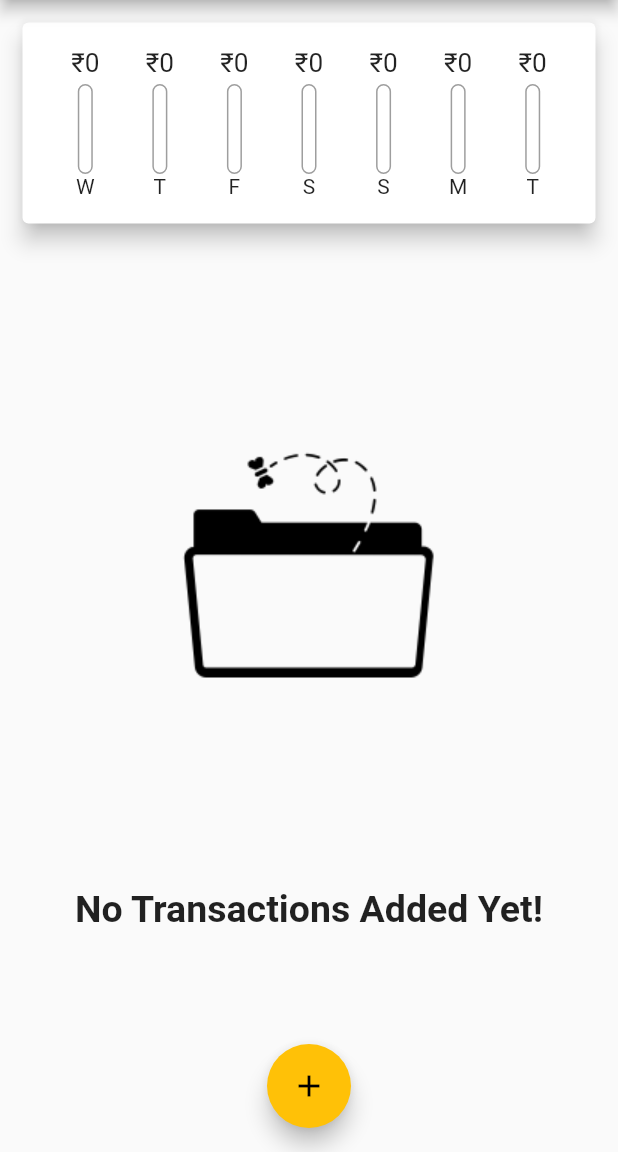
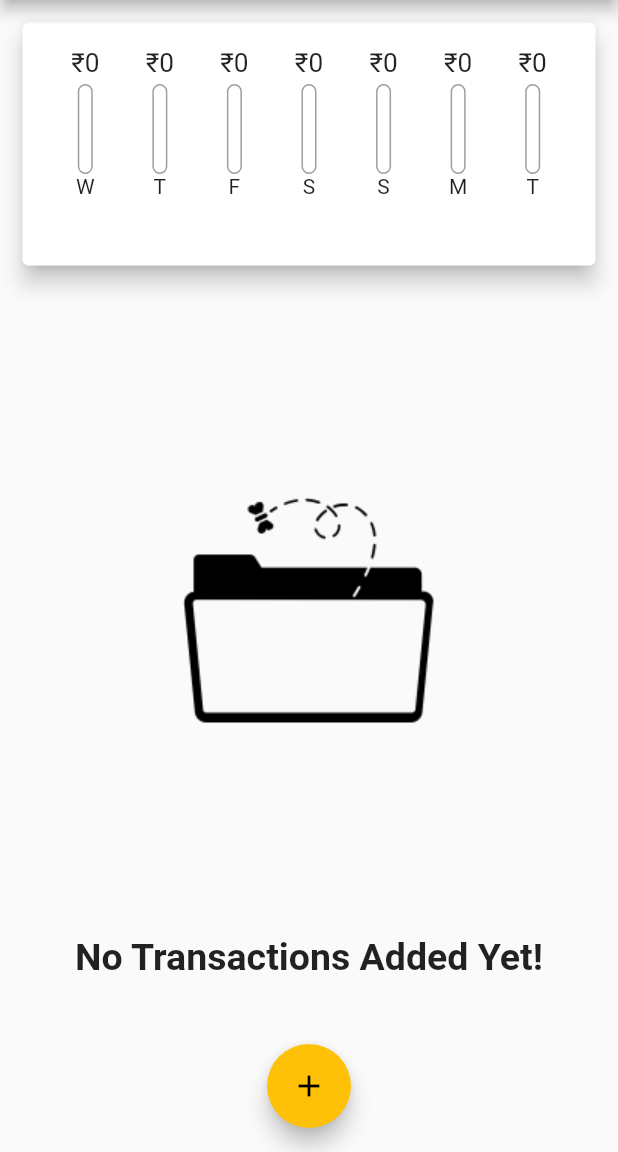
Before and after one commit to Shaikhshake/playground, a Flutter app: the screen it shows after launch, on a phone screen of 412 x 824 dp, the part 84-1236 px from its top. Run offline on Flutter 3.47's test engine with Material 2 defaults, Android fonts, the phone set to English and light mode, and no system bars.

Commit message:
Made the home's height dynamically calculable

```diff
--- a/expense_app/lib/main.dart
+++ b/expense_app/lib/main.dart
@@ -67,32 +67,32 @@ class _ExpenseAppState extends State<ExpenseApp> {
 
   @override
   Widget build(BuildContext context) {
-    return Scaffold(
-      appBar: AppBar(
+    final appBar = AppBar(
       title: Text("Expense Report"),
       actions: [
         IconButton(
             onPressed: () => _startAddingNewTransaction(context),
             icon: Icon(Icons.add))
       ],
-      ),
-      body: Column(
+    );
+    return Scaffold(
+      appBar: appBar,
+      body: SingleChildScrollView(
+        child: Column(
           mainAxisAlignment: MainAxisAlignment.start,
           children: [
-          // Container(
-          //     //For card
-          //     width: double.infinity,
-          //     child: Container(
-          //       margin: EdgeInsets.only(top: 5),
-          //       child: Card(
-          //         color: Theme.of(context).primaryColor,
-          //         elevation: 10,
-          //         child: Text("Card Placeholder"),
-          //       ),
-          //     )),
-          Chart(transactions),
-          TransactionList(transactions, _deleteTransactions), // for Input and Display parts
+            Container(
+                height: (MediaQuery.of(context).size.height -
+                    appBar.preferredSize.height - MediaQuery.of(context).padding.top)* 0.25,
+                child: Chart(transactions)),
+            Container(
+              height: (MediaQuery.of(context).size.height -
+                    appBar.preferredSize.height -MediaQuery.of(context).padding.top)* 0.75,
+              child: TransactionList(transactions,
+                  _deleteTransactions),
+            ), // for Input and Display parts
           ],
+        ),
       ),
       floatingActionButton: FloatingActionButton(
         onPressed: () => _startAddingNewTransaction(context),
--- a/expense_app/lib/widgets/chart.dart
+++ b/expense_app/lib/widgets/chart.dart
@@ -36,7 +36,9 @@ class Chart extends StatelessWidget {
 
   @override
   Widget build(BuildContext context) {
-    return Card(
+    return Container(
+      height: MediaQuery.of(context).size.height * 0.4,
+      child: Card(
         elevation: 6,
         margin: EdgeInsets.all(15),
         child: Container(
@@ -56,6 +58,7 @@ class Chart extends StatelessWidget {
             }).toList(),
           ),
         ),
+      ),
     );
   }
 }
--- a/expense_app/lib/widgets/chart_bar.dart
+++ b/expense_app/lib/widgets/chart_bar.dart
@@ -23,7 +23,6 @@ class ChartBar extends StatelessWidget {
             child: Stack(
               children: [
                 // ordering of stack is reversed, i.e LIFO
-
                 Container(
                   decoration: BoxDecoration(
                       border: Border.all(color: Colors.grey, width: 1.0),
--- a/expense_app/lib/widgets/new_transaction.dart
+++ b/expense_app/lib/widgets/new_transaction.dart
@@ -53,9 +53,11 @@ class _NewTransactionState extends State<NewTransaction> {
           Container(
             //height: 70,
             //padding: EdgeInsets.only(left: 7),
-            child: Row(children: [
+            child: Row(
+              mainAxisAlignment: MainAxisAlignment.spaceBetween,
+              children: [
               Text(DateFormat.yMd().format(_selectedDate)),
-              SizedBox(width: 183.2,),
+              //SizedBox(width: 183.2,),
               TextButton(
                   onPressed: _presentDatePicker,
                   child: Text(
@@ -70,7 +72,7 @@ class _NewTransactionState extends State<NewTransaction> {
               /// above class
               widget.addNewTx(
                   titleController.text, double.parse(amountController.text), _selectedDate);
-              Navigator.of(context).pop();
+              Navigator.of(context).pop();  //?? What is this?
             },
             child: Text(
               "Add Transaction",
--- a/expense_app/lib/widgets/transaction_list.dart
+++ b/expense_app/lib/widgets/transaction_list.dart
@@ -12,18 +12,7 @@ class TransactionList extends StatelessWidget {
   @override
   Widget build(BuildContext context) {
     return Container(
-      height: 570,
-
-      /// THE RECOMMENDED LISTVIEW.BUILDER METHOD DOESN'T WORK!!!!!!
-      /// this is error generated
-      /// lib/widgets/transaction_list.dart:16:42: Error: A value of type 'Set<Card>' can't be returned from a
-      // function with return type 'Widget?'.
-      //  - 'Set' is from 'dart:core'.
-      //  - 'Card' is from 'package:flutter/src/material/card.dart'
-      //  ('../../flutter/packages/flutter/lib/src/material/card.dart').
-      //  - 'Widget' is from 'package:flutter/src/widgets/framework.dart'
-      //  ('../../flutter/packages/flutter/lib/src/widgets/framework.dart').
-      //         itemBuilder: (context, index) => {
+      // height: (MediaQuery.of(context).size.height * 0.6),
       child: transactions.isEmpty
           ? Column(
             mainAxisAlignment: MainAxisAlignment.spaceEvenly,
@@ -37,53 +26,6 @@ class TransactionList extends StatelessWidget {
             )
           : ListView(
               children: transactions.map((tx) {
-                // return Card(
-                //     child: Row(
-                //   children: [
-                //     Container(
-                //       margin: EdgeInsets.symmetric(vertical: 5, horizontal: 15),
-                //       // decoration: BoxDecoration(
-                //       //     border: Border.all(color: Theme.of(context).primaryColor, width: 2)),
-                //       padding: EdgeInsets.all(8.6),
-                //       child: Text(
-                //         "${tx.amount.toStringAsFixed(2)}",
-                //         style: TextStyle(
-                //             fontWeight: FontWeight.bold,
-                //             fontSize: 22,
-                //             color: Color.fromARGB(255, 74, 58, 71)),
-                //       ),
-                //     ),
-                //     Column(
-                //       crossAxisAlignment: CrossAxisAlignment.start,
-                //       children: [
-                //         Container(
-                //           // margin: EdgeInsets.symmetric(vertical: 10, horizontal: 15),
-                //           // padding: EdgeInsets.all(10),
-                //           // decoration: BoxDecoration(border: Border.all(color: Colors.black)),
-
-                //           child: Text(
-                //             tx.title,
-                //             style: TextStyle(
-                //                 color: Color.fromARGB(255, 112, 164, 232),
-                //                 fontSize: 18.4,
-                //                 fontWeight: FontWeight.w500),
-                //           ),
-                //         ),
-                //         Container(
-                //           // decoration: BoxDecoration(border: Border.all(color: Colors.red)),
-                //           alignment: Alignment.bottomLeft,
-                //           child: Text(
-                //             DateFormat.yMMMd().format(tx.date),
-                //             style: const TextStyle(
-                //                 color: Color.fromARGB(255, 120, 157, 186),
-                //                 fontSize: 9,
-                //                 fontWeight: FontWeight.w500),
-                //           ),
-                //         )
-                //       ],
-                //     )
-                //   ],
-                // ));
                 return Card(
                   margin: EdgeInsets.symmetric(vertical: 8, horizontal: 15),
                   elevation: 5,
```
Lines whose indentation alone changed are shown as unchanged.
